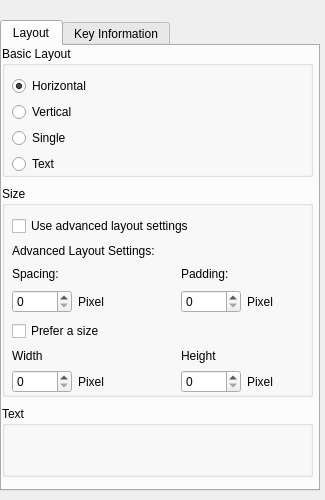
The window that contents/ui/config.ui (xdarklight/keystate-plasmoid) describes before a commit, drawn with Qt 5.
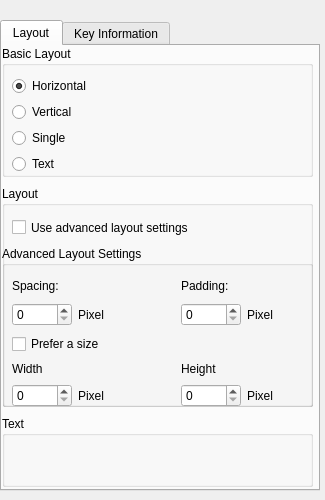
The same window after the commit. Custom widgets are drawn as their Qt base class.

Commit message: small layout changes to the config UI

What changed in the file:
```diff
--- a/contents/ui/config.ui
+++ b/contents/ui/config.ui
@@ -124,11 +124,36 @@
        <x>0</x>
        <y>140</y>
        <width>311</width>
-       <height>211</height>
+       <height>221</height>
       </rect>
      </property>
      <property name="title">
-      <string>Size</string>
+      <string>Layout</string>
+     </property>
+     <widget class="QCheckBox" name="kcfg_AdvancedLayoutSettings">
+      <property name="geometry">
+       <rect>
+        <x>10</x>
+        <y>30</y>
+        <width>291</width>
+        <height>23</height>
+       </rect>
+      </property>
+      <property name="text">
+       <string>Use advanced layout settings</string>
+      </property>
+     </widget>
+     <widget class="QGroupBox" name="groupbox_AdvancedLayout">
+      <property name="geometry">
+       <rect>
+        <x>0</x>
+        <y>60</y>
+        <width>311</width>
+        <height>161</height>
+       </rect>
+      </property>
+      <property name="title">
+       <string>Advanced Layout Settings</string>
      </property>
      <widget class="QWidget" name="formLayoutWidget_2">
       <property name="geometry">
@@ -136,11 +161,11 @@
         <x>10</x>
         <y>30</y>
         <width>293</width>
-        <height>177</height>
+         <height>131</height>
        </rect>
       </property>
       <layout class="QGridLayout" name="gridLayout_2">
-       <item row="2" column="0">
+        <item row="0" column="0">
         <widget class="QLabel" name="ImageSpacing_Label">
          <property name="minimumSize">
           <size>
@@ -153,7 +178,7 @@
          </property>
         </widget>
        </item>
-       <item row="3" column="0">
+        <item row="1" column="0">
         <widget class="KIntSpinBox" name="kcfg_ImageSpacing">
          <property name="toolTip">
           <string>The spacing between the status information of two keys</string>
@@ -163,7 +188,7 @@
          </property>
         </widget>
        </item>
-       <item row="3" column="1">
+        <item row="1" column="1">
         <widget class="QLabel" name="label_2">
          <property name="minimumSize">
           <size>
@@ -176,7 +201,7 @@
          </property>
         </widget>
        </item>
-       <item row="3" column="2">
+        <item row="1" column="2">
         <widget class="KIntSpinBox" name="kcfg_ImagePadding">
          <property name="toolTip">
           <string>The space which is left free on top and on bottom</string>
@@ -186,14 +211,14 @@
          </property>
         </widget>
        </item>
-       <item row="3" column="3">
+        <item row="1" column="3">
         <widget class="QLabel" name="label_3">
          <property name="text">
           <string>Pixel</string>
          </property>
         </widget>
        </item>
-       <item row="2" column="2">
+        <item row="0" column="2">
         <widget class="QLabel" name="label">
          <property name="minimumSize">
           <size>
@@ -206,77 +231,64 @@
          </property>
         </widget>
        </item>
-       <item row="6" column="0">
+        <item row="4" column="0">
         <widget class="KIntSpinBox" name="kcfg_PreferredWidth">
          <property name="maximum">
           <number>2000</number>
          </property>
         </widget>
        </item>
-       <item row="6" column="2">
+        <item row="4" column="2">
         <widget class="KIntSpinBox" name="kcfg_PreferredHeight">
          <property name="maximum">
           <number>2000</number>
          </property>
         </widget>
        </item>
-       <item row="5" column="0">
+        <item row="3" column="0">
         <widget class="QLabel" name="label_4">
          <property name="text">
           <string>Width</string>
          </property>
         </widget>
        </item>
-       <item row="5" column="2">
+        <item row="3" column="2">
         <widget class="QLabel" name="label_5">
          <property name="text">
           <string>Height</string>
          </property>
         </widget>
        </item>
-       <item row="6" column="1">
+        <item row="4" column="1">
         <widget class="QLabel" name="label_6">
          <property name="text">
           <string>Pixel</string>
          </property>
         </widget>
        </item>
-       <item row="6" column="3">
+        <item row="4" column="3">
         <widget class="QLabel" name="label_7">
          <property name="text">
           <string>Pixel</string>
          </property>
         </widget>
        </item>
-       <item row="4" column="0" colspan="4">
+        <item row="2" column="0" colspan="4">
         <widget class="QCheckBox" name="kcfg_PreferredSizeEnabled">
          <property name="text">
           <string>Prefer a size</string>
          </property>
         </widget>
        </item>
-       <item row="1" column="0" colspan="4">
-        <widget class="QLabel" name="label_8">
-         <property name="text">
-          <string>Advanced Layout Settings:</string>
-         </property>
-        </widget>
-       </item>
-       <item row="0" column="0" colspan="4">
-        <widget class="QCheckBox" name="kcfg_AdvancedLayoutSettings">
-         <property name="text">
-          <string>Use advanced layout settings</string>
-         </property>
-        </widget>
-       </item>
-      </layout>
+       </layout>
+      </widget>
      </widget>
     </widget>
     <widget class="QGroupBox" name="groupBox_3">
      <property name="geometry">
       <rect>
        <x>0</x>
-       <y>360</y>
+       <y>370</y>
        <width>311</width>
        <height>71</height>
       </rect>
```
Left out of the diff: 24 changed lines with no effect on the pictures. Lines whose indentation alone changed are shown as unchanged.
